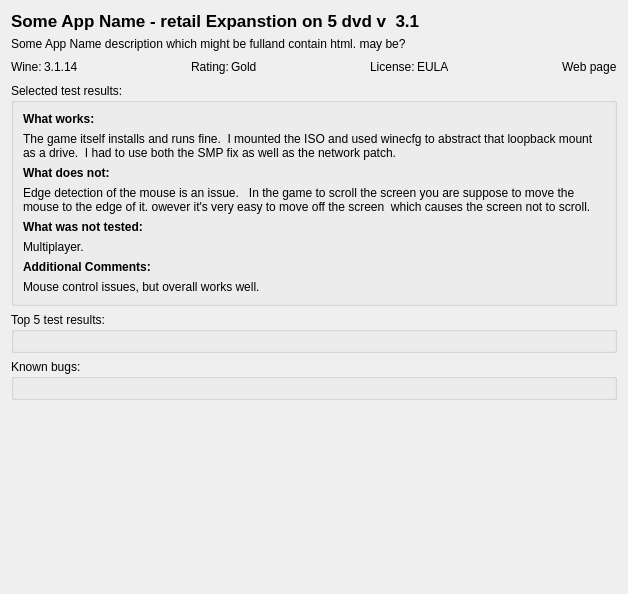
First picture: the form in src/q4wine-gui/uis/AppDBTestViewWidget.ui, repository brezerk/q4wine, before the edit.
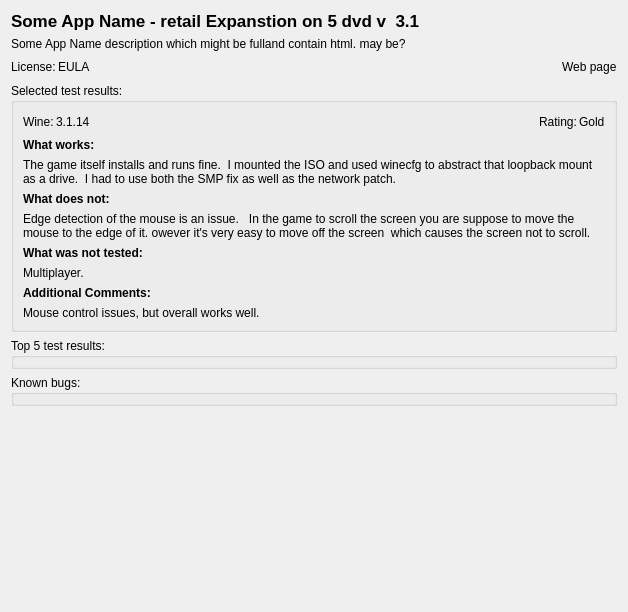
Second picture: the form after the edit.

Commit message: Wine AppDB support updates;

What changed in the file:
```diff
--- a/src/q4wine-gui/uis/AppDBTestViewWidget.ui
+++ b/src/q4wine-gui/uis/AppDBTestViewWidget.ui
@@ -7,7 +7,7 @@
     <x>0</x>
     <y>0</y>
     <width>628</width>
-    <height>594</height>
+    <height>612</height>
    </rect>
   </property>
   <property name="windowTitle">
@@ -81,84 +81,6 @@
       <property name="margin">
        <number>0</number>
       </property>
-      <item>
-       <widget class="QLabel" name="label_9">
-        <property name="sizePolicy">
-         <sizepolicy hsizetype="Minimum" vsizetype="Preferred">
-          <horstretch>0</horstretch>
-          <verstretch>0</verstretch>
-         </sizepolicy>
-        </property>
-        <property name="text">
-         <string>Wine:</string>
-        </property>
-       </widget>
-      </item>
-      <item>
-       <widget class="QLabel" name="lblWineVer">
-        <property name="sizePolicy">
-         <sizepolicy hsizetype="Minimum" vsizetype="Preferred">
-          <horstretch>0</horstretch>
-          <verstretch>0</verstretch>
-         </sizepolicy>
-        </property>
-        <property name="text">
-         <string>3.1.14</string>
-        </property>
-       </widget>
-      </item>
-      <item>
-       <spacer name="horizontalSpacer_4">
-        <property name="orientation">
-         <enum>Qt::Horizontal</enum>
-        </property>
-        <property name="sizeHint" stdset="0">
-         <size>
-          <width>40</width>
-          <height>20</height>
-         </size>
-        </property>
-       </spacer>
-      </item>
-      <item>
-       <widget class="QLabel" name="label_8">
-        <property name="sizePolicy">
-         <sizepolicy hsizetype="Minimum" vsizetype="Preferred">
-          <horstretch>0</horstretch>
-          <verstretch>0</verstretch>
-         </sizepolicy>
-        </property>
-        <property name="text">
-         <string>Rating:</string>
-        </property>
-       </widget>
-      </item>
-      <item>
-       <widget class="QLabel" name="lblRating">
-        <property name="sizePolicy">
-         <sizepolicy hsizetype="Minimum" vsizetype="Preferred">
-          <horstretch>0</horstretch>
-          <verstretch>0</verstretch>
-         </sizepolicy>
-        </property>
-        <property name="text">
-         <string>Gold</string>
-        </property>
-       </widget>
-      </item>
-      <item>
-       <spacer name="horizontalSpacer_2">
-        <property name="orientation">
-         <enum>Qt::Horizontal</enum>
-        </property>
-        <property name="sizeHint" stdset="0">
-         <size>
-          <width>98</width>
-          <height>20</height>
-         </size>
-        </property>
-       </spacer>
-      </item>
       <item>
        <widget class="QLabel" name="label_4">
         <property name="sizePolicy">
@@ -220,6 +142,83 @@
       <string>Selected test results:</string>
      </property>
      <layout class="QVBoxLayout" name="verticalLayout">
+      <item>
+       <widget class="QWidget" name="widget_3" native="true">
+        <layout class="QHBoxLayout" name="horizontalLayout_3">
+         <property name="spacing">
+          <number>2</number>
+         </property>
+         <property name="margin">
+          <number>0</number>
+         </property>
+         <item>
+          <widget class="QLabel" name="label_10">
+           <property name="sizePolicy">
+            <sizepolicy hsizetype="Minimum" vsizetype="Preferred">
+             <horstretch>0</horstretch>
+             <verstretch>0</verstretch>
+            </sizepolicy>
+           </property>
+           <property name="text">
+            <string>Wine:</string>
+           </property>
+          </widget>
+         </item>
+         <item>
+          <widget class="QLabel" name="lblWineVer">
+           <property name="sizePolicy">
+            <sizepolicy hsizetype="Minimum" vsizetype="Preferred">
+             <horstretch>0</horstretch>
+             <verstretch>0</verstretch>
+            </sizepolicy>
+           </property>
+           <property name="text">
+            <string>3.1.14</string>
+           </property>
+          </widget>
+         </item>
+         <item>
+          <spacer name="horizontalSpacer_5">
+           <property name="orientation">
+            <enum>Qt::Horizontal</enum>
+           </property>
+           <property name="sizeHint" stdset="0">
+            <size>
+             <width>40</width>
+             <height>20</height>
+            </size>
+           </property>
+          </spacer>
+         </item>
+         <item>
+          <widget class="QLabel" name="label_11">
+           <property name="sizePolicy">
+            <sizepolicy hsizetype="Minimum" vsizetype="Preferred">
+             <horstretch>0</horstretch>
+             <verstretch>0</verstretch>
+            </sizepolicy>
+           </property>
+           <property name="text">
+            <string>Rating:</string>
+           </property>
+          </widget>
+         </item>
+         <item>
+          <widget class="QLabel" name="lblRating">
+           <property name="sizePolicy">
+            <sizepolicy hsizetype="Minimum" vsizetype="Preferred">
+             <horstretch>0</horstretch>
+             <verstretch>0</verstretch>
+            </sizepolicy>
+           </property>
+           <property name="text">
+            <string>Gold</string>
+           </property>
+          </widget>
+         </item>
+        </layout>
+       </widget>
+      </item>
       <item>
        <widget class="QLabel" name="lblHeader0">
         <property name="font">
@@ -344,10 +343,13 @@
      <property name="title">
       <string>Top 5 test results:</string>
      </property>
-     <layout class="QGridLayout" name="gridLayout">
-      <item row="0" column="0">
-       <widget class="QWidget" name="testResultsArea" native="true"/>
-      </item>
+     <layout class="QGridLayout" name="Top5ResultsLayout">
+      <property name="margin">
+       <number>0</number>
+      </property>
+      <property name="spacing">
+       <number>0</number>
+      </property>
      </layout>
     </widget>
    </item>
@@ -356,10 +358,13 @@
      <property name="title">
       <string>Known bugs:</string>
      </property>
-     <layout class="QGridLayout" name="gridLayout_2">
-      <item row="0" column="0">
-       <widget class="QWidget" name="knownBugs" native="true"/>
-      </item>
+     <layout class="QGridLayout" name="BugsLayout">
+      <property name="margin">
+       <number>0</number>
+      </property>
+      <property name="spacing">
+       <number>0</number>
+      </property>
      </layout>
     </widget>
    </item>
```
Left out of the diff: 3 changed lines with no effect on the pictures. The commit also changes 13 other files.
